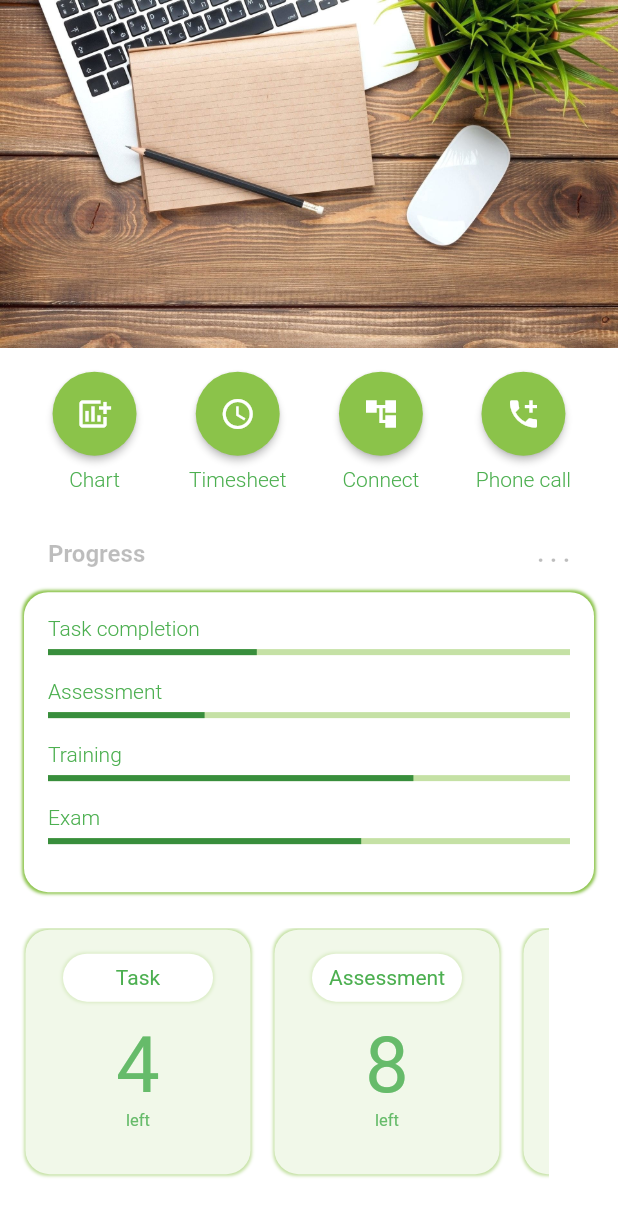
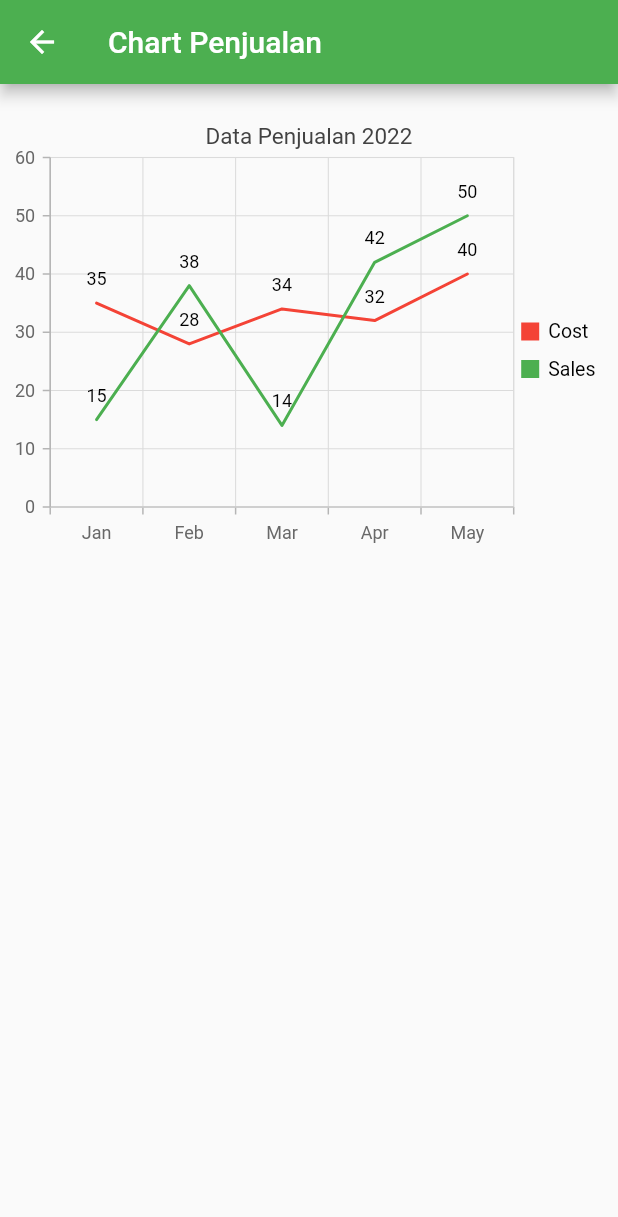
Before and after one commit to sandisundawa/BelajarFlutter, a Flutter app: the AdminScreen screen opened directly, after a tap on the "add chart" icon, on a phone screen of 412 x 824 dp. Shown: the top 1217 px of the screen. Run offline on Flutter 3.47's test engine with Material 2 defaults, Android fonts, the phone set to English and light mode, and no system bars; our stand-ins replace shared_preferences, syncfusion_flutter_charts; accounts and stored records are empty.

Commit message:
add line chart

```diff
--- a/lib/admin_screen.dart
+++ b/lib/admin_screen.dart
@@ -1,5 +1,6 @@
 import 'package:flutter/cupertino.dart';
 import 'package:flutter/material.dart';
+import 'package:flutter_demo/chart_screen.dart';
 
 class AdminScreen extends StatefulWidget {
   @override
@@ -30,7 +31,12 @@ class _AdminScreenState extends State<AdminScreen> {
                       mainAxisAlignment: MainAxisAlignment.center,
                       children: [
                         ElevatedButton(
-                          onPressed: () {},
+                          onPressed: () {
+                            Navigator.push(
+                                context,
+                                MaterialPageRoute(
+                                    builder: (context) => const ChartScreen()));
+                          },
                           child: Icon(Icons.add_chart),
                           style: ButtonStyle(
                             shape: MaterialStateProperty.all(CircleBorder()),
--- /dev/null
+++ b/lib/chart_screen.dart
@@ -0,0 +1,78 @@
+import 'package:flutter/cupertino.dart';
+import 'package:flutter/material.dart';
+import 'package:syncfusion_flutter_charts/charts.dart';
+import 'package:syncfusion_flutter_charts/sparkcharts.dart';
+
+class ChartScreen extends StatefulWidget {
+  const ChartScreen({Key? key}) : super(key: key);
+
+  @override
+  State<ChartScreen> createState() => _ChartScreenState();
+}
+
+class _ChartScreenState extends State<ChartScreen> {
+  List<_SalesData> data = [
+    _SalesData('Jan', 35),
+    _SalesData('Feb', 28),
+    _SalesData('Mar', 34),
+    _SalesData('Apr', 32),
+    _SalesData('May', 40)
+  ];
+
+  List<_SalesData> data2 = [
+    _SalesData('Jan', 15),
+    _SalesData('Feb', 38),
+    _SalesData('Mar', 14),
+    _SalesData('Apr', 42),
+    _SalesData('May', 50)
+  ];
+
+  @override
+  Widget build(BuildContext context) {
+    return Scaffold(
+        appBar: AppBar(
+          title: const Text('Chart Penjualan'),
+        ),
+        body: Column(children: [
+          //Initialize the chart widget
+          SizedBox(
+            height: 16,
+          ),
+          SfCartesianChart(
+              primaryXAxis: CategoryAxis(),
+              // Chart title
+              title: ChartTitle(text: "Data Penjualan 2022"),
+              // Enable legend
+              legend: Legend(isVisible: true),
+              // Enable tooltip
+              tooltipBehavior: TooltipBehavior(enable: true),
+              series: <ChartSeries<_SalesData, String>>[
+                LineSeries<_SalesData, String>(
+                    dataSource: data,
+                    xValueMapper: (_SalesData sales, _) => sales.year,
+                    yValueMapper: (_SalesData sales, _) => sales.sales,
+                    name: 'Cost',
+                    color: Colors.red,
+                    // Enable data label
+                    dataLabelSettings: DataLabelSettings(isVisible: true)),
+                LineSeries<_SalesData, String>(
+                    dataSource: data2,
+                    xValueMapper: (_SalesData sales, _) => sales.year,
+                    yValueMapper: (_SalesData sales, _) => sales.sales,
+                    name: 'Sales',
+                    color: Colors.green,
+                    // Enable data label
+                    dataLabelSettings: DataLabelSettings(
+                      isVisible: true,
+                    ))
+              ]),
+        ]));
+  }
+}
+
+class _SalesData {
+  _SalesData(this.year, this.sales);
+
+  final String year;
+  final double sales;
+}
--- a/pubspec.yaml
+++ b/pubspec.yaml
@@ -40,6 +40,7 @@ dependencies:
   shared_preferences: ^2.0.15
   firebase_core: ^1.6.0
   firebase_messaging: ^10.0.7
+  syncfusion_flutter_charts: ^20.2.40
 
 dev_dependencies:
   flutter_test:
```
Also changed, not shown: pubspec.lock.
